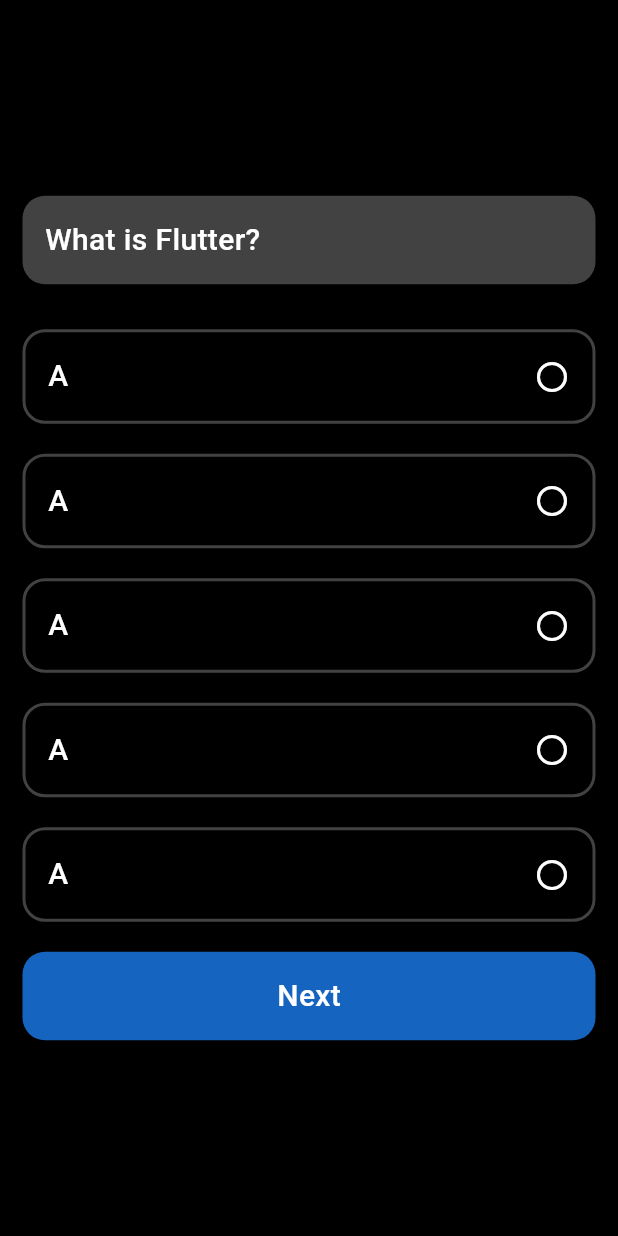
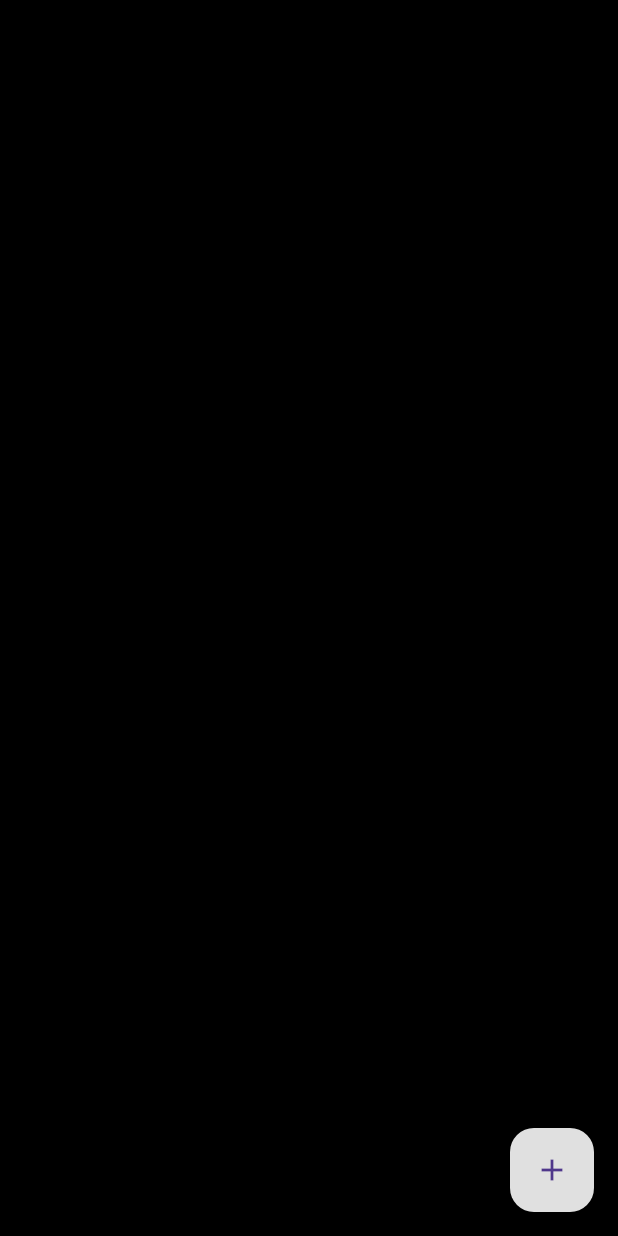
Before and after one commit to Mohammed-Nasmal/note_app, a Flutter app: the screen it shows after launch, on a phone screen of 412 x 824 dp. Run offline on Flutter 3.47's test engine with Material 3 defaults, Android fonts, the phone set to English and light mode, and no system bars; our stand-ins replace lottie, share_plus.

Commit message:
changes made

```diff
--- a/analysis_options.yaml
+++ b/analysis_options.yaml
@@ -7,7 +7,7 @@
 
 # The following line activates a set of recommended lints for Flutter apps,
 # packages, and plugins designed to encourage good coding practices.
-include: package:flutter_lints/flutter.yaml
+# include: package:flutter_lints/flutter.yaml
 
 linter:
   # The lint rules applied to this project can be customized in the
--- a/lib/dummy_db.dart
+++ b/lib/dummy_db.dart
@@ -1,82 +1,13 @@
+import 'package:flutter/material.dart';
+
 class DummyDb {
-  static const question = [
-    {
-      "question": "What is Flutter?",
-      "options": [
-        "A web development framework",
-        "A mobile development framework",
-        "A backend framework",
-        "A desktop application framework"
-      ],
-      "answerIndex": 1
-    },
-    {
-      "question": "Which language is used to develop Flutter applications?",
-      "options": ["JavaScript", "Dart", "Python", "Swift"],
-      "answerIndex": 1
-    },
-    {
-      "question": "Which widget is used for layout in Flutter?",
-      "options": ["Text", "Container", "Column", "Button"],
-      "answerIndex": 2
-    },
-    {
-      "question": "What is the default state management approach in Flutter?",
-      "options": ["Redux", "Provider", "SetState", "Bloc"],
-      "answerIndex": 2
-    },
-    {
-      "question": "Which command is used to create a new Flutter project?",
-      "options": [
-        "flutter create projectname",
-        "flutter init projectname",
-        "flutter start projectname",
-        "flutter new projectname"
-      ],
-      "answerIndex": 0
-    },
-    {
-      "question":
-          "What is the purpose of the pubspec.yaml file in a Flutter project?",
-      "options": [
-        "To define the project structure",
-        "To manage dependencies and assets",
-        "To configure the build process",
-        "To write unit tests"
-      ],
-      "answerIndex": 1
-    },
-    {
-      "question":
-          "Which widget allows you to build a scrollable list in Flutter?",
-      "options": ["GridView", "Column", "ListView", "Stack"],
-      "answerIndex": 2
-    },
-    {
-      "question": "What is a StatelessWidget in Flutter?",
-      "options": [
-        "A widget that does not maintain any state",
-        "A widget that maintains state across its lifetime",
-        "A widget that is part of the Flutter framework",
-        "A widget that handles gestures"
-      ],
-      "answerIndex": 0
-    },
-    {
-      "question":
-          "Which method is used to start the execution of a Flutter application?",
-      "options": ["main()", "runApp()", "build()", "initState()"],
-      "answerIndex": 1
-    },
-    {
-      "question": "How do you add a package dependency in a Flutter project?",
-      "options": [
-        "Add it to the pubspec.yaml file under dependencies",
-        "Run flutter add <package>",
-        "Add it to the main.dart file",
-        "Run pub add <package>"
-      ],
-      "answerIndex": 0
-    }
+  static List<Map> notesList = [];
+
+  static List<Color> noteColors = [
+    Colors.red.shade300,
+    Colors.green.shade300,
+    Colors.blue.shade300,
+    Colors.yellow.shade300,
+    Colors.orange.shade300,
   ];
 }
--- a/lib/main.dart
+++ b/lib/main.dart
@@ -1,4 +1,5 @@
 import 'package:flutter/material.dart';
+
 import 'package:quiz_app/view/splash_screen/splash_screen.dart';
 
 void main() {
@@ -11,6 +12,8 @@ class MyApp extends StatelessWidget {
   @override
   Widget build(BuildContext context) {
     return MaterialApp(
+      debugShowCheckedModeBanner: false,
+      theme: ThemeData(scaffoldBackgroundColor: Colors.black),
       home: SplashScreen(),
     );
   }
--- a/lib/view/home_screen/home_screen.dart
+++ /dev/null
@@ -1,84 +0,0 @@
-import 'package:flutter/material.dart';
-import 'package:quiz_app/dummy_db.dart';
-import 'package:quiz_app/view/home_screen/widgets/options_card.dart';
-
-class HomeScreen extends StatefulWidget {
-  const HomeScreen({super.key});
-
-  @override
-  State<HomeScreen> createState() => _HomeScreenState();
-}
-
-class _HomeScreenState extends State<HomeScreen> {
-  int currentQstnIndex = 0;
-  @override
-  Widget build(BuildContext context) {
-    return SafeArea(
-      child: Scaffold(
-        backgroundColor: Colors.black,
-        body: Center(
-          child: Padding(
-            padding: const EdgeInsets.symmetric(horizontal: 15),
-            child: Column(
-              mainAxisAlignment: MainAxisAlignment.center,
-              children: [
-                //question section
-                Container(
-                  width: double.infinity,
-                  padding: EdgeInsets.all(15),
-                  decoration: BoxDecoration(
-                    color: Colors.grey.shade800,
-                    borderRadius: BorderRadius.circular(15),
-                  ),
-                  child: Text(
-                    DummyDb.question[currentQstnIndex]["question"].toString(),
-                    style: TextStyle(
-                        color: Colors.white,
-                        fontSize: 20,
-                        fontWeight: FontWeight.w500),
-                  ),
-                ),
-                SizedBox(
-                  height: 30,
-                ),
-                // options seciton
-                Column(
-                  children: List.generate(
-                    5,
-                    (index) => optionsCard(),
-                  ),
-                ),
-
-                InkWell(
-                  onTap: () {
-                    if (currentQstnIndex < DummyDb.question.length - 1) {
-                      currentQstnIndex++;
-                      print(currentQstnIndex);
-                      setState(() {});
-                    }
-                  },
-                  child: Container(
-                    alignment: Alignment.center,
-                    width: double.infinity,
-                    padding: EdgeInsets.all(15),
-                    decoration: BoxDecoration(
-                      color: Colors.blue.shade800,
-                      borderRadius: BorderRadius.circular(15),
-                    ),
-                    child: Text(
-                      "Next",
-                      style: TextStyle(
-                          color: Colors.white,
-                          fontSize: 20,
-                          fontWeight: FontWeight.w500),
-                    ),
-                  ),
-                ),
-              ],
-            ),
-          ),
-        ),
-      ),
-    );
-  }
-}
--- a/lib/view/home_screen/widgets/options_card.dart
+++ /dev/null
@@ -1,40 +0,0 @@
-import 'package:flutter/material.dart';
-
-class optionsCard extends StatelessWidget {
-  const optionsCard({
-    super.key,
-  });
-
-  @override
-  Widget build(BuildContext context) {
-    return Container(
-      margin: EdgeInsets.only(bottom: 20),
-      width: double.infinity,
-      padding: EdgeInsets.all(15),
-      decoration: BoxDecoration(
-        border: Border.all(
-          color: Colors.grey.shade800,
-          width: 2,
-        ),
-        borderRadius: BorderRadius.circular(15),
-      ),
-      child: Row(
-        children: [
-          Expanded(
-            child: Text(
-              "A",
-              style: TextStyle(
-                  color: Colors.white,
-                  fontSize: 20,
-                  fontWeight: FontWeight.w500),
-            ),
-          ),
-          Icon(
-            Icons.radio_button_off,
-            color: Colors.white,
-          )
-        ],
-      ),
-    );
-  }
-}
--- a/pubspec.yaml
+++ b/pubspec.yaml
@@ -36,6 +36,7 @@ dependencies:
   # Use with the CupertinoIcons class for iOS style icons.
   cupertino_icons: ^1.0.6
   lottie: ^3.1.2
+  share_plus: ^9.0.0
 
 dev_dependencies:
   flutter_test:
```
Also changed, not shown: lib/view/notes_screen/notes_screen.dart (added, +207 -0 lines), lib/view/notes_screen/widget/note_card.dart (added, +82 -0 lines), lib/view/splash_screen/splash_screen.dart (+10 -10 lines), lib/view/login_screen/login_screen.dart (deleted), pubspec.lock, 6 other files.
